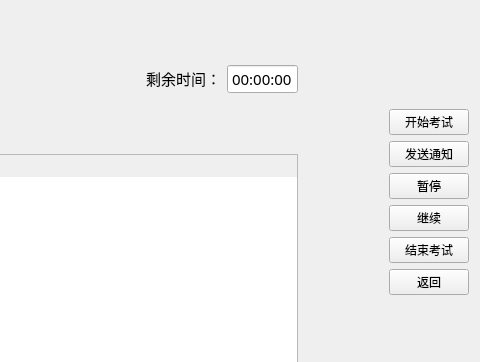
AlanForeverAi/Exams, file server/examcontrol.ui: the form before one commit; both pictures show x 760 to 1240 and y 0 to 362 of the 1240 by 650 pixel window.
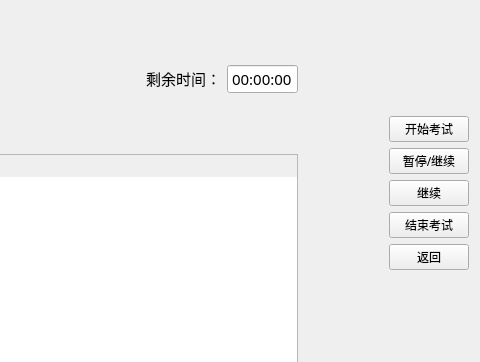
The form after the commit.

```diff
--- a/server/examcontrol.ui
+++ b/server/examcontrol.ui
@@ -485,31 +485,6 @@
        </property>
       </widget>
      </item>
-     <item>
-      <widget class="QPushButton" name="pushButton_sendMessage">
-       <property name="sizePolicy">
-        <sizepolicy hsizetype="Fixed" vsizetype="Fixed">
-         <horstretch>0</horstretch>
-         <verstretch>0</verstretch>
-        </sizepolicy>
-       </property>
-       <property name="minimumSize">
-        <size>
-         <width>0</width>
-         <height>0</height>
-        </size>
-       </property>
-       <property name="font">
-        <font>
-         <family>SimSun-ExtB</family>
-         <pointsize>9</pointsize>
-        </font>
-       </property>
-       <property name="text">
-        <string>发送通知</string>
-       </property>
-      </widget>
-     </item>
      <item>
       <widget class="QPushButton" name="pushButton_pause">
        <property name="sizePolicy">
@@ -531,7 +506,7 @@
         </font>
        </property>
        <property name="text">
-        <string>暂停</string>
+        <string>暂停/继续</string>
        </property>
       </widget>
      </item>
```
